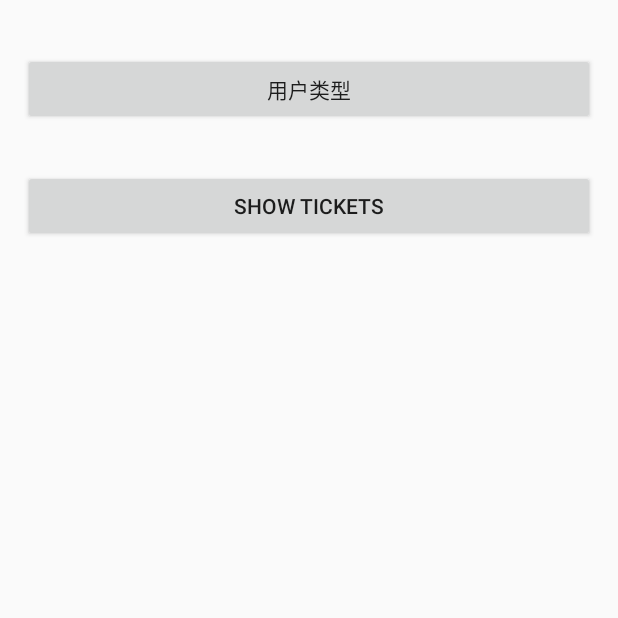
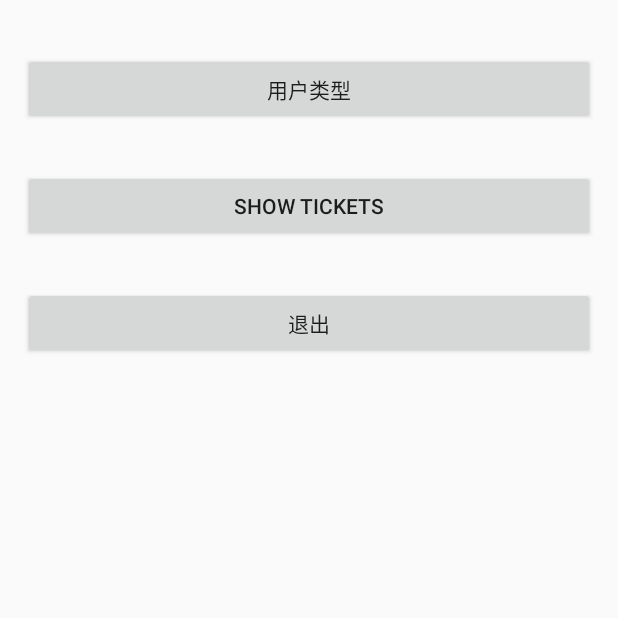
Before and after one commit to GerrardFeng/shuttleBus, an Android app: the UserInfoActivity screen opened directly, with no data from a screen before it, on a phone screen of 412 x 824 dp, the top half of it. Run offline under Robolectric (Android 15) with nearby library versions, the phone set to English and light mode, and no system bars.

Commit message:
user logout

```diff
--- a/ShuttleBus/app/src/main/java/com/example/fengge/shuttlebus/UserInfoActivity.java
+++ b/ShuttleBus/app/src/main/java/com/example/fengge/shuttlebus/UserInfoActivity.java
@@ -10,6 +10,8 @@ import android.os.Bundle;
 import android.view.View;
 import android.widget.Button;
 import android.widget.Toast;
+
+import com.utils.SharePreferenceHelper;
 
 /**
  * Created by WURY on 1/12/2016.
@@ -26,9 +28,12 @@ public class UserInfoActivity extends Activity {
 
         Button userTypeButton = (Button)findViewById(R.id.userType);
         Button showTickets = (Button)findViewById(R.id.showTickets);
+        Button userLogout = (Button)findViewById(R.id.userLogout);
+
 
         userTypeButton.setOnClickListener(new userTypeButtonListener());
         showTickets.setOnClickListener(new showTicketsButtonListener());
+        userLogout.setOnClickListener(new userLogoutButtonListener());
     }
 
     class userTypeButtonListener implements View.OnClickListener{
@@ -70,4 +75,15 @@ public class UserInfoActivity extends Activity {
             startActivity(ticketsIntent);
         }
     }
+
+    class userLogoutButtonListener implements View.OnClickListener{
+
+        @Override
+        public void onClick(View v) {
+            SharePreferenceHelper.saveUser(UserInfoActivity.this,null);
+            Intent loginActivity = new Intent(UserInfoActivity.this, LoginActivity.class);
+            startActivity(loginActivity);
+        }
+    }
+
 }
--- a/ShuttleBus/app/src/main/res/layout/activity_userinfo.xml
+++ b/ShuttleBus/app/src/main/res/layout/activity_userinfo.xml
@@ -27,6 +27,13 @@
             android:text="Show Tickets" />
 
 
+        <Button
+            android:id="@+id/userLogout"
+            android:layout_width="fill_parent"
+            android:layout_height="wrap_content"
+            android:layout_marginTop="30dp"
+            android:text="@string/user_login" />
+
     </LinearLayout>
 
 </LinearLayout>
--- a/ShuttleBus/app/src/main/res/values/strings.xml
+++ b/ShuttleBus/app/src/main/res/values/strings.xml
@@ -25,6 +25,7 @@
     <string name="user_type">用户类型</string>
     <string name="oocl">OOCL</string>
     <string name="shuttle_bus">Shuttle Bus</string>
+    <string name="user_login">退出</string>
 
     <string name="sweep_code_up_bus">扫码上车</string>
     <string name="view_bus_ticket">查看Ticket</string>
```
